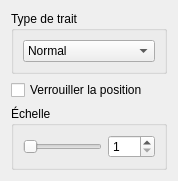
The window that sources/ui/shapegraphicsitempropertieswidget.ui (qelectrotech/qelectrotech-source-mirror) describes before a commit, drawn with Qt 5.
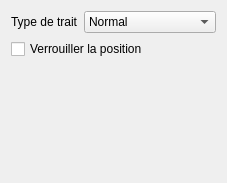
The same window after the commit.

Commit message: Qet shape item properties widget : remove the scale widget

Diff of the .ui file:
```diff
--- a/sources/ui/shapegraphicsitempropertieswidget.ui
+++ b/sources/ui/shapegraphicsitempropertieswidget.ui
@@ -6,8 +6,8 @@
    <rect>
     <x>0</x>
     <y>0</y>
-    <width>175</width>
-    <height>174</height>
+    <width>195</width>
+    <height>183</height>
    </rect>
   </property>
   <property name="windowTitle">
@@ -15,11 +15,14 @@
   </property>
   <layout class="QVBoxLayout" name="verticalLayout">
    <item>
-    <widget class="QGroupBox" name="groupBox">
-     <property name="title">
+    <layout class="QHBoxLayout" name="horizontalLayout_2">
+     <item>
+      <widget class="QLabel" name="label">
+       <property name="text">
       <string>Type de trait</string>
      </property>
-     <layout class="QVBoxLayout" name="verticalLayout_2">
+      </widget>
+     </item>
       <item>
        <widget class="QComboBox" name="m_style_cb">
         <item>
@@ -50,7 +53,6 @@
        </widget>
       </item>
      </layout>
-    </widget>
    </item>
    <item>
     <widget class="QCheckBox" name="m_lock_pos_cb">
@@ -59,41 +61,6 @@
      </property>
     </widget>
    </item>
-   <item>
-    <widget class="QGroupBox" name="groupBox_2">
-     <property name="title">
-      <string>Échelle</string>
-     </property>
-     <property name="checkable">
-      <bool>false</bool>
-     </property>
-     <layout class="QHBoxLayout" name="horizontalLayout">
-      <item>
-       <widget class="QSlider" name="m_scale_slider">
-        <property name="minimum">
-         <number>1</number>
-        </property>
-        <property name="maximum">
-         <number>200</number>
-        </property>
-        <property name="orientation">
-         <enum>Qt::Horizontal</enum>
-        </property>
-       </widget>
-      </item>
-      <item>
-       <widget class="QSpinBox" name="m_scale_sb">
-        <property name="minimum">
-         <number>1</number>
-        </property>
-        <property name="maximum">
-         <number>200</number>
-        </property>
-       </widget>
-      </item>
-     </layout>
-    </widget>
-   </item>
    <item>
     <spacer name="verticalSpacer">
      <property name="orientation">
```
Left out of the diff: 35 changed lines with no effect on the pictures. Lines whose indentation alone changed are shown as unchanged. The commit also changes 4 other files.
